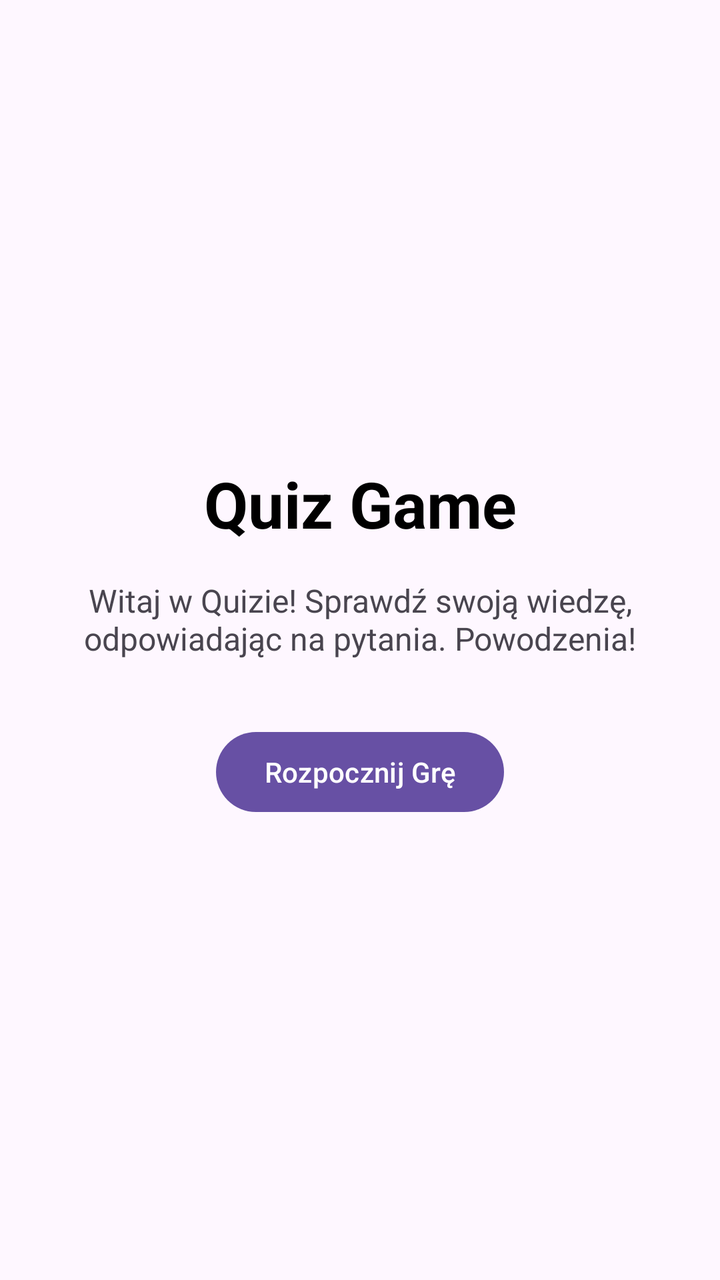
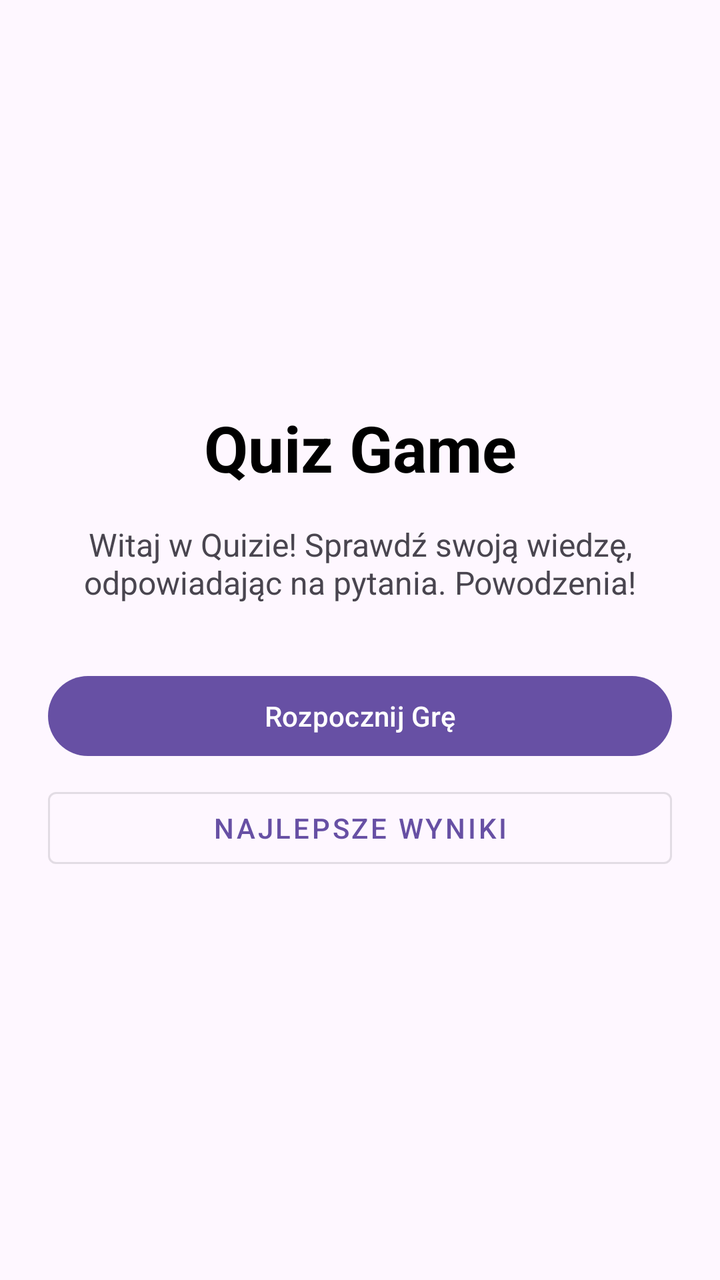

Two renders of the same Android screen: before a commit and after it. Below are the layout's source before the change and the commit's diff.
<!-- AndroidManifest.xml: application theme Theme.QuizGame -->
<!-- res/layout/activity_main.xml -->
<?xml version="1.0" encoding="utf-8"?>
<androidx.constraintlayout.widget.ConstraintLayout xmlns:android="http://schemas.android.com/apk/res/android"
    xmlns:app="http://schemas.android.com/apk/res-auto"
    xmlns:tools="http://schemas.android.com/tools"
    android:id="@+id/main"
    android:layout_width="match_parent"
    android:layout_height="match_parent"
    android:padding="24dp"
    tools:context=".MainActivity">

    <TextView
        android:id="@+id/tvTitle"
        android:layout_width="wrap_content"
        android:layout_height="wrap_content"
        android:text="Quiz Game"
        android:textSize="32sp"
        android:textStyle="bold"
        android:textColor="@color/black"
        app:layout_constraintBottom_toTopOf="@+id/tvDescription"
        app:layout_constraintEnd_toEndOf="parent"
        app:layout_constraintStart_toStartOf="parent"
        app:layout_constraintTop_toTopOf="parent"
        app:layout_constraintVertical_chainStyle="packed" />

    <TextView
        android:id="@+id/tvDescription"
        android:layout_width="0dp"
        android:layout_height="wrap_content"
        android:layout_marginTop="16dp"
        android:gravity="center"
        android:text="Witaj w Quizie! Sprawdź swoją wiedzę, odpowiadając na pytania. Powodzenia!"
        android:textSize="16sp"
        app:layout_constraintBottom_toTopOf="@+id/btnStart"
        app:layout_constraintEnd_toEndOf="parent"
        app:layout_constraintStart_toStartOf="parent"
        app:layout_constraintTop_toBottomOf="@id/tvTitle" />

    <Button
        android:id="@+id/btnStart"
        android:layout_width="wrap_content"
        android:layout_height="wrap_content"
        android:layout_marginTop="32dp"
        android:text="Rozpocznij Grę"
        app:layout_constraintBottom_toBottomOf="parent"
        app:layout_constraintEnd_toEndOf="parent"
        app:layout_constraintStart_toStartOf="parent"
        app:layout_constraintTop_toBottomOf="@id/tvDescription" />

</androidx.constraintlayout.widget.ConstraintLayout>
<!-- resources referenced by this layout -->
<resources>
  <color name="black">#FF000000</color>
  <style name="Theme.QuizGame" parent="Base.Theme.QuizGame" />
  <style name="Base.Theme.QuizGame" parent="Theme.Material3.DayNight.NoActionBar">
          
          
      </style>
</resources>

<!-- the commit's change to res/layout/activity_main.xml (unified diff, before → after) -->
@@ -37,13 +37,26 @@
 
     <Button
         android:id="@+id/btnStart"
-        android:layout_width="wrap_content"
+        android:layout_width="0dp"
         android:layout_height="wrap_content"
         android:layout_marginTop="32dp"
         android:text="Rozpocznij Grę"
+        app:layout_constraintBottom_toTopOf="@+id/btnShowHighScores"
+        app:layout_constraintEnd_toEndOf="parent"
+        app:layout_constraintStart_toStartOf="parent"
+        app:layout_constraintTop_toBottomOf="@id/tvDescription"
+        app:layout_constraintVertical_chainStyle="packed" />
+
+    <Button
+        android:id="@+id/btnShowHighScores"
+        style="@style/Widget.MaterialComponents.Button.OutlinedButton"
+        android:layout_width="0dp"
+        android:layout_height="wrap_content"
+        android:layout_marginTop="8dp"
+        android:text="Najlepsze Wyniki"
         app:layout_constraintBottom_toBottomOf="parent"
         app:layout_constraintEnd_toEndOf="parent"
         app:layout_constraintStart_toStartOf="parent"
-        app:layout_constraintTop_toBottomOf="@id/tvDescription" />
+        app:layout_constraintTop_toBottomOf="@id/btnStart" />
 
 </androidx.constraintlayout.widget.ConstraintLayout>
